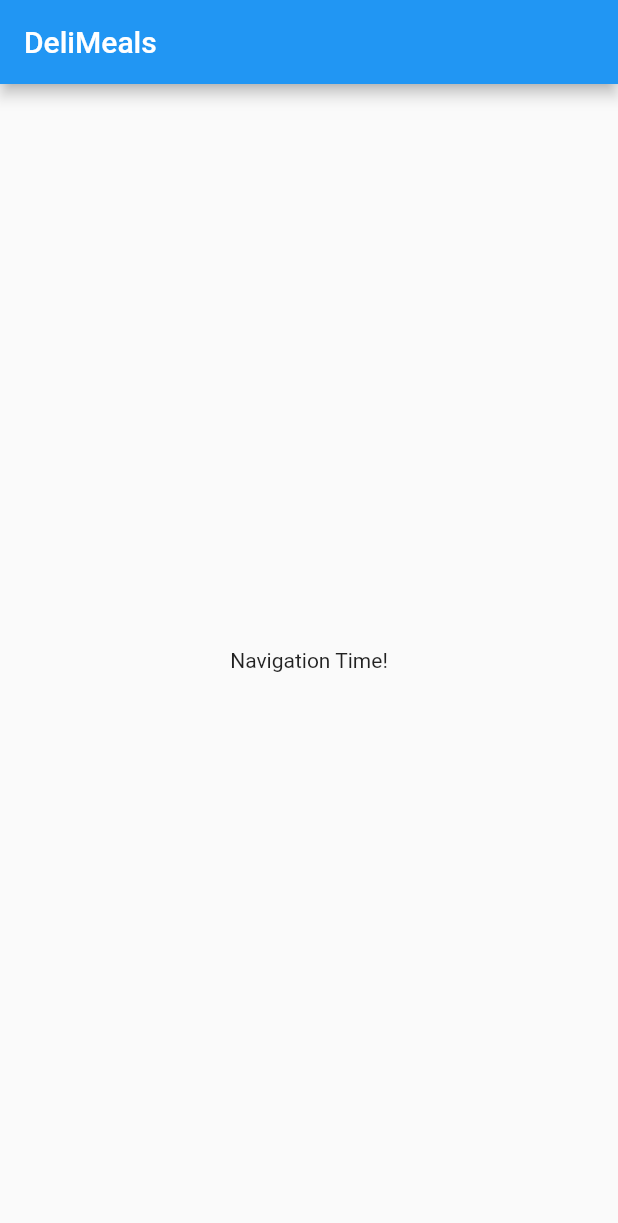
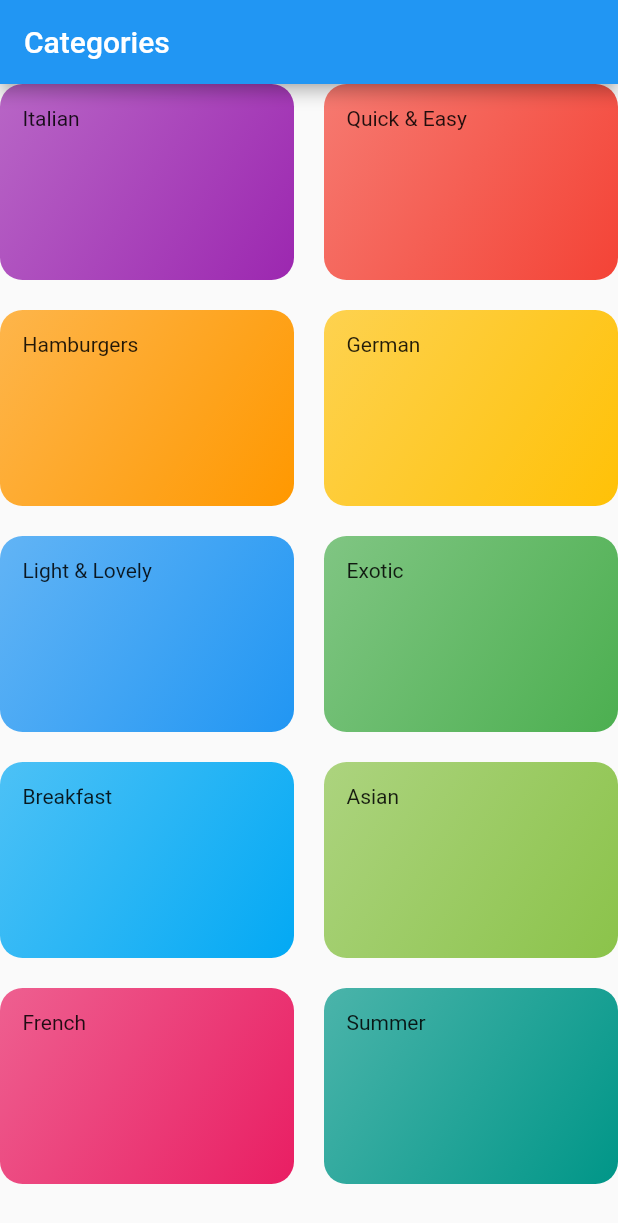
Before and after one commit to mahmudulshuvo/MealApp, a Flutter app: the screen it shows after launch, on a phone screen of 412 x 824 dp. Shown: the top 1223 px of the screen. Run offline on Flutter 3.47's test engine with Material 2 defaults, Android fonts, the phone set to English and light mode, and no system bars.

Commit message:
setup categories screen

```diff
--- /dev/null
+++ b/lib/dummy_data.dart
@@ -0,0 +1,56 @@
+import 'package:flutter/material.dart';
+
+import './models/category.dart';
+
+const DUMMY_CATEGORIES = const [
+  Category(
+    id: 'c1',
+    title: 'Italian',
+    color: Colors.purple,
+  ),
+  Category(
+    id: 'c2',
+    title: 'Quick & Easy',
+    color: Colors.red,
+  ),
+  Category(
+    id: 'c3',
+    title: 'Hamburgers',
+    color: Colors.orange,
+  ),
+  Category(
+    id: 'c4',
+    title: 'German',
+    color: Colors.amber,
+  ),
+  Category(
+    id: 'c5',
+    title: 'Light & Lovely',
+    color: Colors.blue,
+  ),
+  Category(
+    id: 'c6',
+    title: 'Exotic',
+    color: Colors.green,
+  ),
+  Category(
+    id: 'c7',
+    title: 'Breakfast',
+    color: Colors.lightBlue,
+  ),
+  Category(
+    id: 'c8',
+    title: 'Asian',
+    color: Colors.lightGreen,
+  ),
+  Category(
+    id: 'c9',
+    title: 'French',
+    color: Colors.pink,
+  ),
+  Category(
+    id: 'c10',
+    title: 'Summer',
+    color: Colors.teal,
+  ),
+];
--- a/lib/main.dart
+++ b/lib/main.dart
@@ -1,4 +1,5 @@
 import 'package:flutter/material.dart';
+import 'package:meal_app/screens/categories_screen.dart';
 
 void main() => runApp(MyApp());
 
@@ -10,18 +11,17 @@ class MyApp extends StatelessWidget {
       theme: ThemeData(
         primarySwatch: Colors.blue,
       ),
-      home: MyHomePage(),
+      home: CategoriesScreen(),
     );
   }
 }
 
 class MyHomePage extends StatefulWidget {
-    @override
+  @override
   _MyHomePageState createState() => _MyHomePageState();
 }
 
 class _MyHomePageState extends State<MyHomePage> {
-
   @override
   Widget build(BuildContext context) {
     return Scaffold(
--- /dev/null
+++ b/lib/models/category.dart
@@ -0,0 +1,15 @@
+import 'package:flutter/cupertino.dart';
+
+import 'package:flutter/material.dart';
+
+class Category {
+  final String id;
+  final String title;
+  final Color color;
+
+  const Category({
+    required this.id,
+    required this.title,
+    this.color = Colors.orange,
+  });
+}
--- /dev/null
+++ b/lib/screens/categories_screen.dart
@@ -0,0 +1,23 @@
+import 'package:flutter/material.dart';
+import '../dummy_data.dart';
+import '../widgets/category_item.dart';
+
+class CategoriesScreen extends StatelessWidget {
+  @override
+  Widget build(BuildContext context) {
+    return Scaffold(
+        appBar: AppBar(
+          title: const Text('Categories'),
+        ),
+        body: GridView(
+          children: DUMMY_CATEGORIES
+              .map((category) => CategoryItem(category.title, category.color))
+              .toList(),
+          gridDelegate: const SliverGridDelegateWithMaxCrossAxisExtent(
+              maxCrossAxisExtent: 200,
+              childAspectRatio: 3 / 2,
+              crossAxisSpacing: 20,
+              mainAxisSpacing: 20),
+        ));
+  }
+}
--- /dev/null
+++ b/lib/widgets/category_item.dart
@@ -0,0 +1,27 @@
+import 'package:flutter/material.dart';
+
+class CategoryItem extends StatelessWidget {
+  final String title;
+  final Color color;
+
+  CategoryItem(this.title, this.color);
+
+  @override
+  Widget build(BuildContext context) {
+    return Container(
+      padding: const EdgeInsets.all(15),
+      child: Text(title),
+      decoration: BoxDecoration(
+        gradient: LinearGradient(
+          colors: [
+            color.withOpacity(0.7),
+            color,
+          ],
+          begin: Alignment.topLeft,
+          end: Alignment.bottomRight,
+        ),
+        borderRadius: BorderRadius.circular(15),
+      ),
+    );
+  }
+}
```
